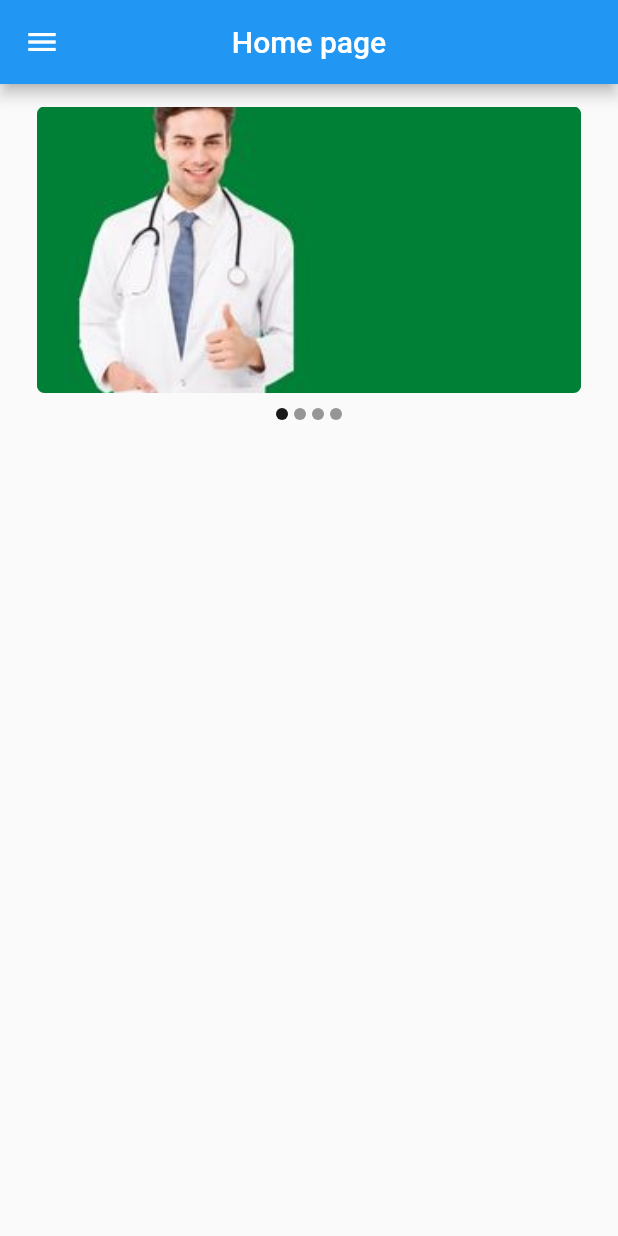
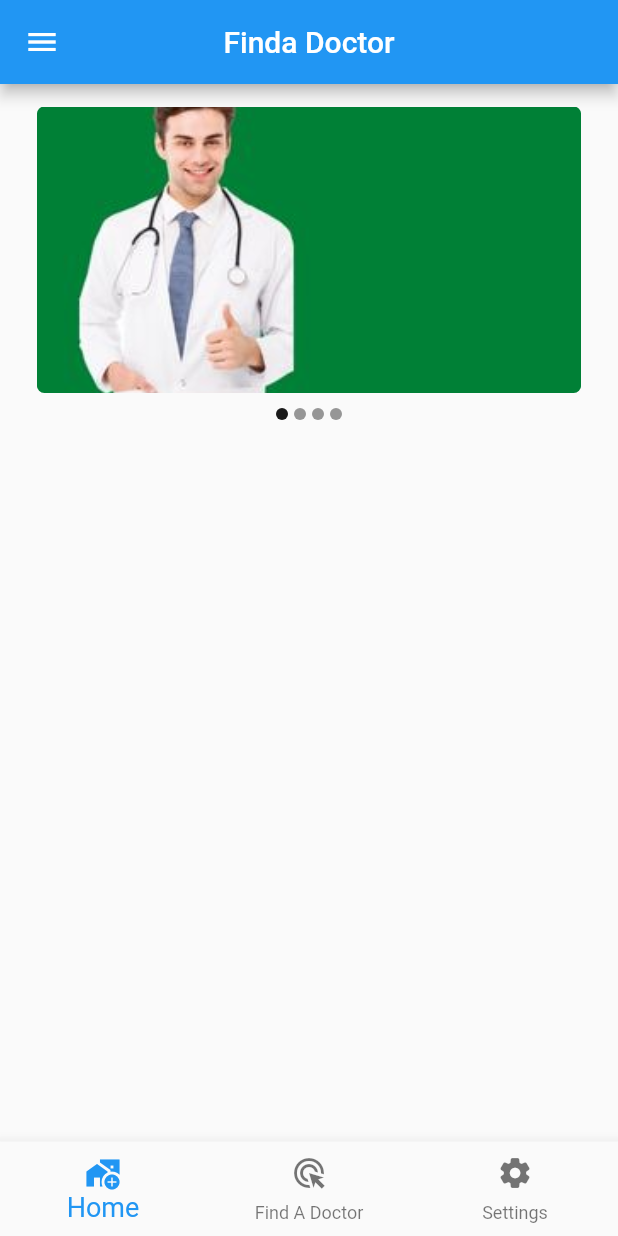
Before and after one commit to majharul-islam181/Text-to-Mental-Health-Detection-using-ML-, a Flutter app: the HomeScreen screen opened directly, on a phone screen of 412 x 824 dp. Run offline on Flutter 3.47's test engine with Material 2 defaults, Android fonts, the phone set to English and light mode, and no system bars; drawn by our look-alikes of carousel_slider; our stand-ins replace cloud_firestore, firebase_auth, firebase_core, firebase_storage, flutter_svg, get and 3 more; missing offline and left inert: fl_country_code_picker; accounts and stored records are empty.

Commit message:
navbar update

```diff
--- a/lib/views/home_screen.dart
+++ b/lib/views/home_screen.dart
@@ -7,6 +7,9 @@ import 'package:get/get.dart';
 import 'package:google_fonts/google_fonts.dart';
 import 'package:mental/views/carousel.dart';
 import 'package:mental/views/my_profile.dart';
+import 'package:mental/views/navbar/findadoctor.dart';
+import 'package:mental/views/navbar/innerHomePage.dart';
+import 'package:mental/views/navbar/settings.dart';
 
 import '../controller/auth_controller.dart';
 import '../utils/app_colors.dart';
@@ -20,6 +23,13 @@ class HomeScreen extends StatefulWidget {
 
 class _HomeScreenState extends State<HomeScreen> {
   AuthController authController = Get.find<AuthController>();
+  int _currentIndex = 0;
+
+  final screens = [
+    iHomepage(),
+    findadoctor(),
+    settings(),
+  ];
 
   @override
   void initState() {
@@ -32,34 +42,39 @@ class _HomeScreenState extends State<HomeScreen> {
     return Scaffold(
       drawer: buildDrawer(),
       appBar: AppBar(
-        title: const Text('Home page'),
+        title: const Text('Finda Doctor'),
         // automaticallyImplyLeading: false,
         centerTitle: true,
       ),
-      body: Container(
+      bottomNavigationBar: BottomNavigationBar(
+        selectedFontSize: 18,
+        type: BottomNavigationBarType.fixed,
 
-        alignment: Alignment.center,
-        child: Column(
-
-          children: [
-
-
-
-            Padding(
-              padding: const EdgeInsets.all(15.0),
-              child: Carousel(),
-            )
-
-
-
-          ],
-        ),
+        // backgroundColor: Colors.lightBlueAccent,
+        currentIndex: _currentIndex,
+        items: [
+          BottomNavigationBarItem(
+              icon: Icon(Icons.home),
+              activeIcon: Icon(Icons.add_home_work_sharp),
+              label: 'Home'),
+          BottomNavigationBarItem(
+              icon: Icon(Icons.ads_click),
+              activeIcon: Icon(Icons.content_paste_search_sharp),
+              label: 'Find A Doctor'),
+          BottomNavigationBarItem(
+              icon: Icon(Icons.settings_rounded),
+              // activeIcon: Icon(Icons.home_filled),
+              label: 'Settings'),
+        ],
+        onTap: ((value) {
+          setState(() {
+            _currentIndex = value;
+          });
+        }),
       ),
+      body: screens[_currentIndex],
     );
   }
-
-
-
 
   buildDrawer() {
     return Drawer(
--- /dev/null
+++ b/lib/views/navbar/findadoctor.dart
@@ -0,0 +1,11 @@
+import 'package:flutter/src/widgets/container.dart';
+import 'package:flutter/src/widgets/framework.dart';
+
+class findadoctor extends StatelessWidget {
+  const findadoctor({super.key});
+
+  @override
+  Widget build(BuildContext context) {
+    return Container();
+  }
+}
--- /dev/null
+++ b/lib/views/navbar/innerHomePage.dart
@@ -0,0 +1,32 @@
+import 'package:flutter/material.dart';
+import 'package:flutter/src/widgets/container.dart';
+import 'package:flutter/src/widgets/framework.dart';
+
+import '../carousel.dart';
+
+class iHomepage extends StatefulWidget {
+  const iHomepage({super.key});
+
+  @override
+  State<iHomepage> createState() => _iHomepageState();
+}
+
+class _iHomepageState extends State<iHomepage> {
+  @override
+  Widget build(BuildContext context) {
+    return Scaffold(
+
+      body: Container(
+        alignment: Alignment.center,
+        child: Column(
+          children: [
+            Padding(
+              padding: const EdgeInsets.all(15.0),
+              child: Carousel(),
+            )
+          ],
+        ),
+      ),
+    );
+  }
+}
--- /dev/null
+++ b/lib/views/navbar/settings.dart
@@ -0,0 +1,11 @@
+import 'package:flutter/src/widgets/container.dart';
+import 'package:flutter/src/widgets/framework.dart';
+
+class settings extends StatelessWidget {
+  const settings({super.key});
+
+  @override
+  Widget build(BuildContext context) {
+    return Container();
+  }
+}
```
